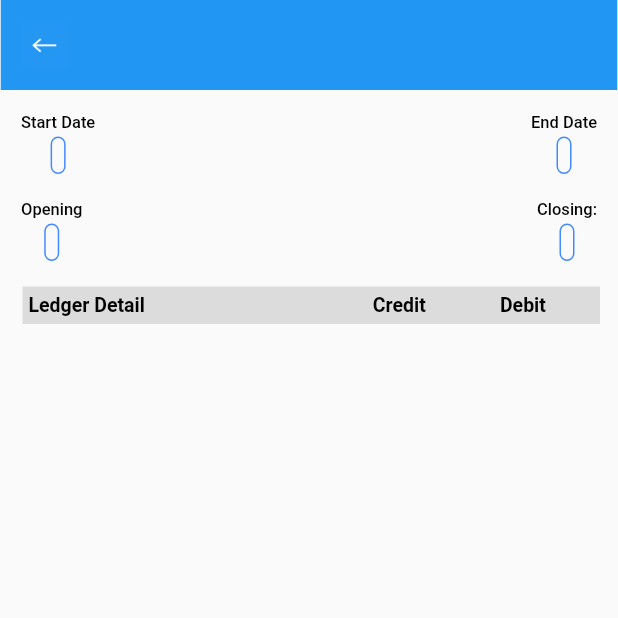
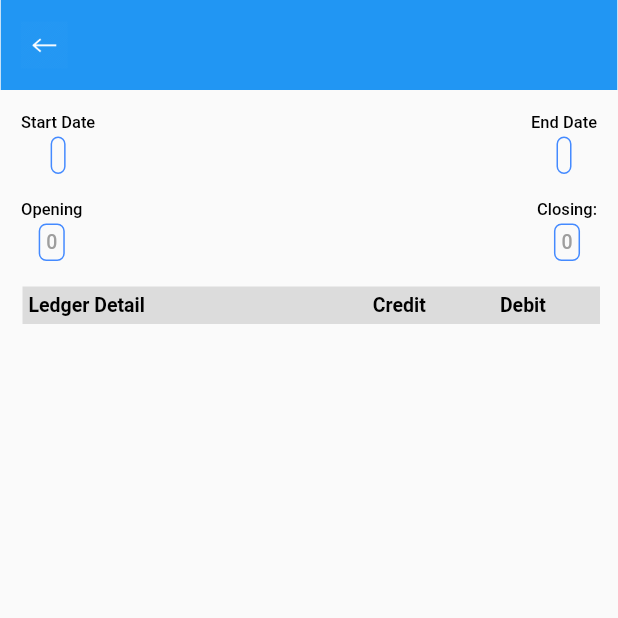
Before and after one commit to AsifRehman/Online-Khata-Final, a Flutter app: the LedgerDetailScreen screen opened directly with empty values, on a phone screen of 412 x 824 dp, the top half of it. Run offline on Flutter 3.47's test engine with Material 2 defaults, Android fonts, the phone set to English and light mode, and no system bars; our stand-ins replace fluttertoast, modal_progress_hud, pdf, permission_handler, share, shared_preferences and 1 more; missing offline and left inert: downloads_path_provider, flutter_full_pdf_viewer, mongo_dart; accounts and stored records are empty.

Commit message:
Update opening closing boxes

```diff
--- a/lib/ui/ledger_detail.dart
+++ b/lib/ui/ledger_detail.dart
@@ -33,6 +33,9 @@ class _LedgerDetailScreenState extends State<LedgerDetailScreen> {
   bool loading = true;
   List<dynamic> dateStart = ["2021-04-27 19:02:51.000Z"];
   List<dynamic> dateEnd = ["2021-05-25 19:02:51.000Z"];
+  int opening = 0;
+  int closing = 0;
+
   DbProvider dbProvider = DbProvider();
   List<LedgerModel> ledgerModelList = [];
 
@@ -628,11 +631,7 @@ class _LedgerDetailScreenState extends State<LedgerDetailScreen> {
       child: Row(
         mainAxisAlignment: MainAxisAlignment.spaceBetween,
         children: [
-          GestureDetector(
-            onTap: () {
-              selectStartDate(context);
-            },
-            child: Container(
+          Container(
             child: Column(
               crossAxisAlignment: CrossAxisAlignment.center,
               children: [
@@ -653,7 +652,7 @@ class _LedgerDetailScreenState extends State<LedgerDetailScreen> {
                       borderRadius: BorderRadius.all(Radius.circular(5))),
                   padding: const EdgeInsets.all(4.0),
                   child: Text(
-                      startDateStr,
+                    opening.toString(),
                     style: TextStyle(
                       color: Colors.grey,
                       fontSize: 13,
@@ -664,12 +663,7 @@ class _LedgerDetailScreenState extends State<LedgerDetailScreen> {
               ],
             ),
           ),
-          ),
-          GestureDetector(
-            onTap: () {
-              selectEndDate(context);
-            },
-            child: Container(
+          Container(
             child: Column(
               crossAxisAlignment: CrossAxisAlignment.center,
               children: [
@@ -692,7 +686,7 @@ class _LedgerDetailScreenState extends State<LedgerDetailScreen> {
                       borderRadius: BorderRadius.all(Radius.circular(5))),
                   padding: const EdgeInsets.all(4.0),
                   child: Text(
-                      endDateStr,
+                    closing.toString(),
                     style: TextStyle(
                       color: Colors.grey,
                       fontSize: 13,
@@ -701,7 +695,6 @@ class _LedgerDetailScreenState extends State<LedgerDetailScreen> {
                   ),
                 ),
               ],
-              ),
             ),
           ),
         ],
@@ -834,6 +827,7 @@ class _LedgerDetailScreenState extends State<LedgerDetailScreen> {
           if (isKyNotNull(ledgerModelList[i].credit)) {
             totalCredit = totalCredit + ledgerModelList[i].credit;
           }
+          closing = opening + totalDebit - totalCredit;
         }
 
         loading = false;
@@ -872,6 +866,7 @@ class _LedgerDetailScreenState extends State<LedgerDetailScreen> {
           startDateStr = getDateFromMillisecound(startDateMilli);
         }
         endDateStr = getCurrentDate();
+        closing = opening + totalDebit - totalCredit;
 
         loading = false;
       });
```
Lines whose indentation alone changed are shown as unchanged.
